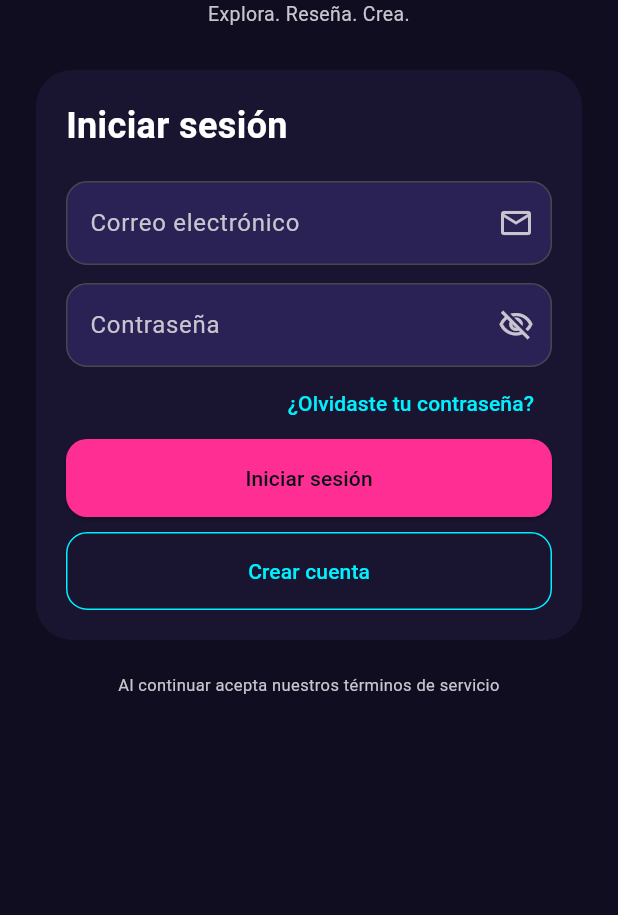
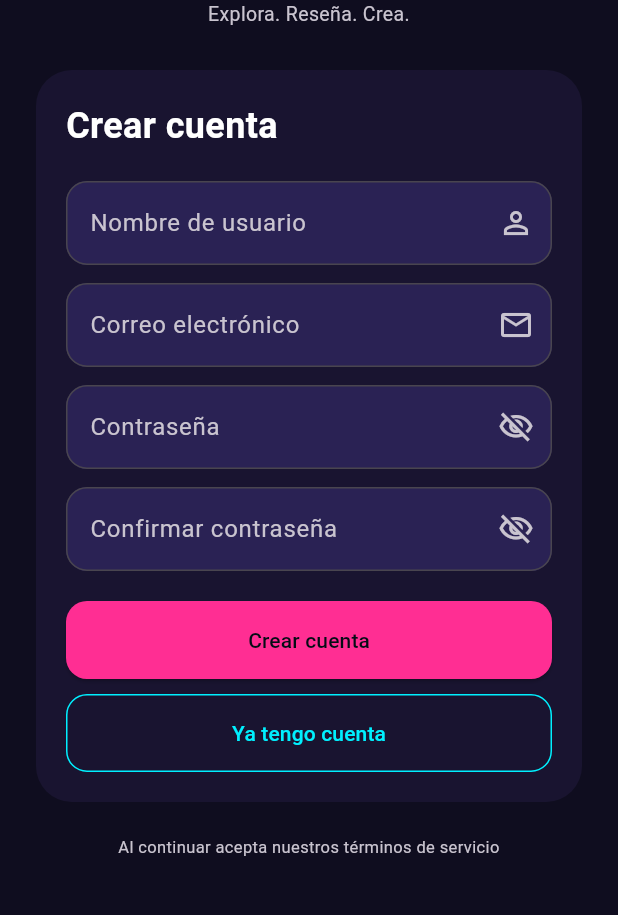
Before and after one commit to Jose-cepeda-2412/VoxelReviewFlutter, a Flutter app: the screen it shows after launch, on a phone screen of 412 x 824 dp, the part 302-1217 px from its top. Run offline on Flutter 3.47's test engine with Material 3 defaults, Android fonts, the phone set to English and light mode, and no system bars; our stand-ins replace material_ui.

Commit message:
pantalla crear cuenta

```diff
--- a/lib/main.dart
+++ b/lib/main.dart
@@ -1,4 +1,5 @@
 import 'package:material_ui/material_ui.dart';
+import 'package:voxel_review/screens/Create_account.dart';
 import 'package:voxel_review/screens/start_screen.dart';
 
 void main() {
@@ -10,8 +11,15 @@ class MainApp extends StatelessWidget {
 
   @override
   Widget build(BuildContext context) {
+    //return const MaterialApp(
+    //  home: StartScreen()
+    //);
+
+
+    //pantalla crear cuenta
     return const MaterialApp(
-      home: StartScreen()
+      home: CreateAccount()
     );
+
   }
 }
--- /dev/null
+++ b/lib/screens/Create_account.dart
@@ -0,0 +1,185 @@
+import 'package:material_ui/material_ui.dart';
+import 'start_screen.dart';
+
+// Pantalla principal.
+class CreateAccount extends StatelessWidget {
+  const CreateAccount({super.key});
+
+  @override
+  Widget build(BuildContext context) {
+    return Scaffold(
+      backgroundColor: const Color(0xFF0F0D1F),
+      body: SafeArea(
+        child: SingleChildScrollView(
+          child: Padding(
+            padding: const EdgeInsets.all(24),
+            child: Column(
+              crossAxisAlignment: CrossAxisAlignment.stretch,
+              children: [
+                LogoApp(),
+                NameApp(),
+                SubtitleApp(),
+                SizedBox(height: 28),
+                RegisterForm(),
+                SizedBox(height: 22),
+                TermsText(),
+              ],
+            ),
+          ),
+        ),
+      ),
+    );
+  }
+}
+
+// Contenedor del formulario.
+class RegisterForm extends StatelessWidget {
+  const RegisterForm({super.key});
+
+  @override
+  Widget build(BuildContext context) {
+    return Container(
+      padding: const EdgeInsets.all(20),
+      decoration: BoxDecoration(
+        color: const Color(0xFF191430),
+        borderRadius: BorderRadius.circular(24),
+      ),
+      child: Column(
+        crossAxisAlignment: CrossAxisAlignment.stretch,
+        children: [
+          CrearCuentaTitle(),
+          SizedBox(height: 20),
+          UsernameForm(),
+          SizedBox(height: 12),
+          EmailForm(),
+          SizedBox(height: 12),
+          PasswordForm(),
+          SizedBox(height: 12),
+          ConfirmPasswordForm(),
+          SizedBox(height: 20),
+          CreateAccountButton(),
+          SizedBox(height: 10),
+          BackToLoginButton(),
+        ],
+      ),
+    );
+  }
+}
+
+// Título del formulario.
+class CrearCuentaTitle extends StatelessWidget {
+  const CrearCuentaTitle({super.key});
+
+  @override
+  Widget build(BuildContext context) {
+    return const Text(
+      'Crear cuenta',
+      style: TextStyle(
+        color: Colors.white,
+        fontSize: 24,
+        fontWeight: FontWeight.bold,
+      ),
+    );
+  }
+}
+
+// Campo de nombre de usuario.
+class UsernameForm extends StatelessWidget {
+  const UsernameForm({super.key});
+
+  @override
+  Widget build(BuildContext context) {
+    return TextField(
+      style: const TextStyle(color: Colors.white),
+      decoration: InputDecoration(
+        labelText: 'Nombre de usuario',
+        labelStyle: const TextStyle(
+          color: Color(0xFFC9C4CF),
+        ),
+        suffixIcon: const Icon(
+          Icons.person_outline,
+          color: Color(0xFFC9C4CF),
+        ),
+        filled: true,
+        fillColor: const Color(0xFF2A2254),
+        border: OutlineInputBorder(
+          borderRadius: BorderRadius.circular(14),
+        ),
+      ),
+    );
+  }
+}
+
+// Campo para confirmar la contraseña.
+class ConfirmPasswordForm extends StatelessWidget {
+  const ConfirmPasswordForm({super.key});
+
+  @override
+  Widget build(BuildContext context) {
+    return TextField(
+      obscureText: true,
+      style: const TextStyle(color: Colors.white),
+      decoration: InputDecoration(
+        labelText: 'Confirmar contraseña',
+        labelStyle: const TextStyle(
+          color: Color(0xFFC9C4CF),
+        ),
+        suffixIcon: const Icon(
+          Icons.visibility_off_outlined,
+          color: Color(0xFFC9C4CF),
+        ),
+        filled: true,
+        fillColor: const Color(0xFF2A2254),
+        border: OutlineInputBorder(
+          borderRadius: BorderRadius.circular(14),
+        ),
+      ),
+    );
+  }
+}
+
+// Botón de crear cuenta.
+class CreateAccountButton extends StatelessWidget {
+  const CreateAccountButton({super.key});
+
+  @override
+  Widget build(BuildContext context) {
+    return ElevatedButton(
+      onPressed: () {},
+      style: ElevatedButton.styleFrom(
+        backgroundColor: const Color(0xFFFF2E93),
+        foregroundColor: const Color(0xFF040C15),
+        padding: const EdgeInsets.all(16),
+        shape: RoundedRectangleBorder(
+          borderRadius: BorderRadius.circular(14),
+        ),
+      ),
+      child: const Text('Crear cuenta'),
+    );
+  }
+}
+
+// Botón para regresar al inicio de sesión.
+class BackToLoginButton extends StatelessWidget {
+  const BackToLoginButton({super.key});
+
+  @override
+  Widget build(BuildContext context) {
+    return OutlinedButton(
+      onPressed: () {
+        Navigator.pop(context);
+      },
+      style: OutlinedButton.styleFrom(
+        foregroundColor: const Color(0xFF00F0FF),
+        side: const BorderSide(
+          color: Color(0xFF00F0FF),
+        ),
+        padding: const EdgeInsets.all(16),
+        shape: RoundedRectangleBorder(
+          borderRadius: BorderRadius.circular(14),
+        ),
+      ),
+      child: const Text('Ya tengo cuenta'),
+    );
+  }
+}
--- a/lib/screens/start_screen.dart
+++ b/lib/screens/start_screen.dart
@@ -16,13 +16,13 @@ class StartScreen extends StatelessWidget {
             child: Column(
               crossAxisAlignment: CrossAxisAlignment.stretch,
               children: [
-                const LogoApp(),
-                const NameApp(),
-                const SubtitleApp(),
-                const SizedBox(height: 28),
-                const LoginForm(),
-                const SizedBox(height: 22),
-                const TermsText(),
+                LogoApp(),
+                NameApp(),
+                SubtitleApp(),
+                SizedBox(height: 28),
+                LoginForm(),
+                SizedBox(height: 22),
+                TermsText(),
               ],
             ),
           ),
```
